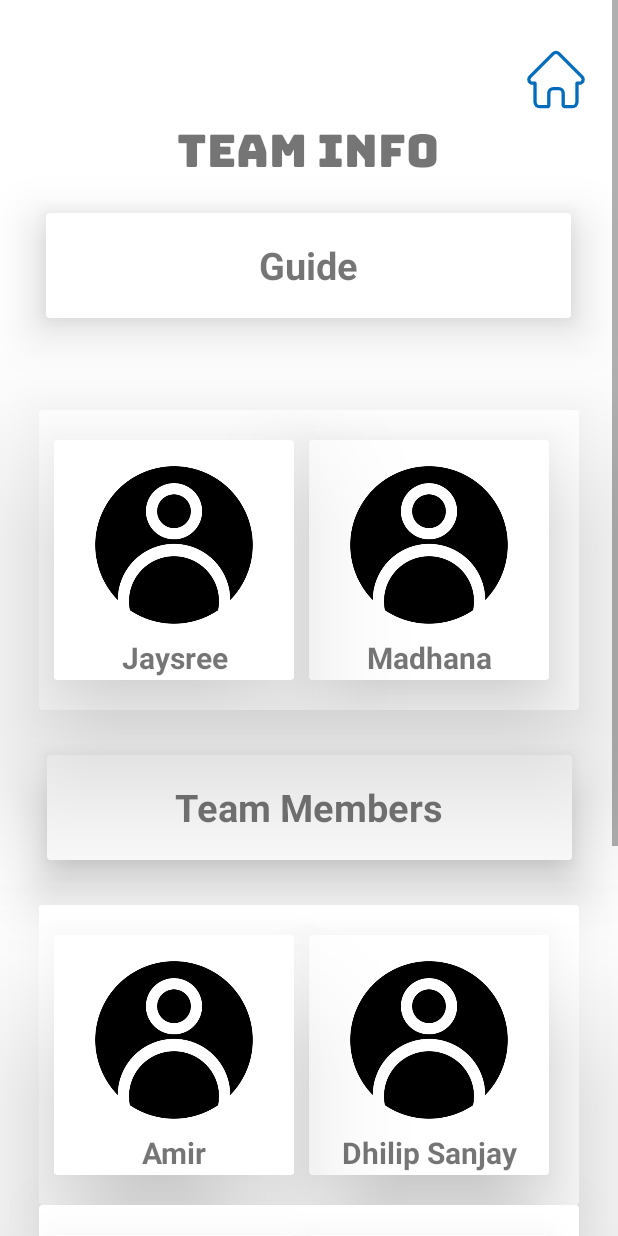
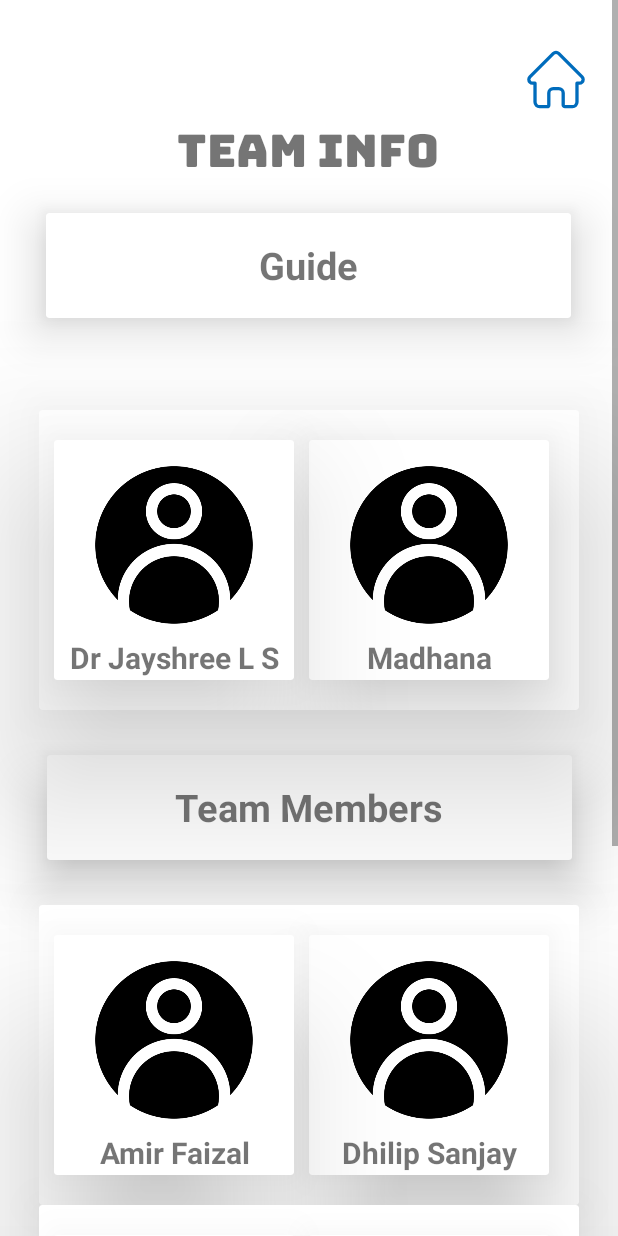
Before and after one commit to NaveenParamasivam/PD-Detect, an Android app: the teaminfo screen opened directly, with no data from a screen before it, on a phone screen of 412 x 824 dp. Run offline under Robolectric (Android 15) with nearby library versions, the phone set to English and light mode, and no system bars; Roboto replaces fonts that are not available here.

```diff
--- a/app/src/main/res/layout/teaminfo.xml
+++ b/app/src/main/res/layout/teaminfo.xml
@@ -95,7 +95,7 @@
                     android:layout_height="50dp"
                     android:layout_marginTop="120dp"
                     android:gravity="center"
-                    android:text="Jaysree"
+                    android:text="Dr Jayshree L S"
                     android:textSize="20dp"
                     android:textStyle="bold" />
 
@@ -187,7 +187,7 @@
                     android:layout_height="50dp"
                     android:layout_marginTop="120dp"
                     android:gravity="center"
-                    android:text="Amir"
+                    android:text="Amir Faizal"
                     android:textSize="20dp"
                     android:textStyle="bold" />
 
@@ -284,7 +284,7 @@
                     android:layout_height="50dp"
                     android:layout_marginTop="120dp"
                     android:gravity="center"
-                    android:text="Vishnu"
+                    android:text="Vishnu Vardhan"
                     android:textSize="20dp"
                     android:textStyle="bold" />
 
@@ -322,7 +322,7 @@
                     android:layout_height="50dp"
                     android:layout_marginTop="120dp"
                     android:gravity="center"
-                    android:text="Mouleeshwaran"
+                    android:text="Mouleeswaran"
                     android:textSize="20dp"
                     android:textStyle="bold" />
 
```
